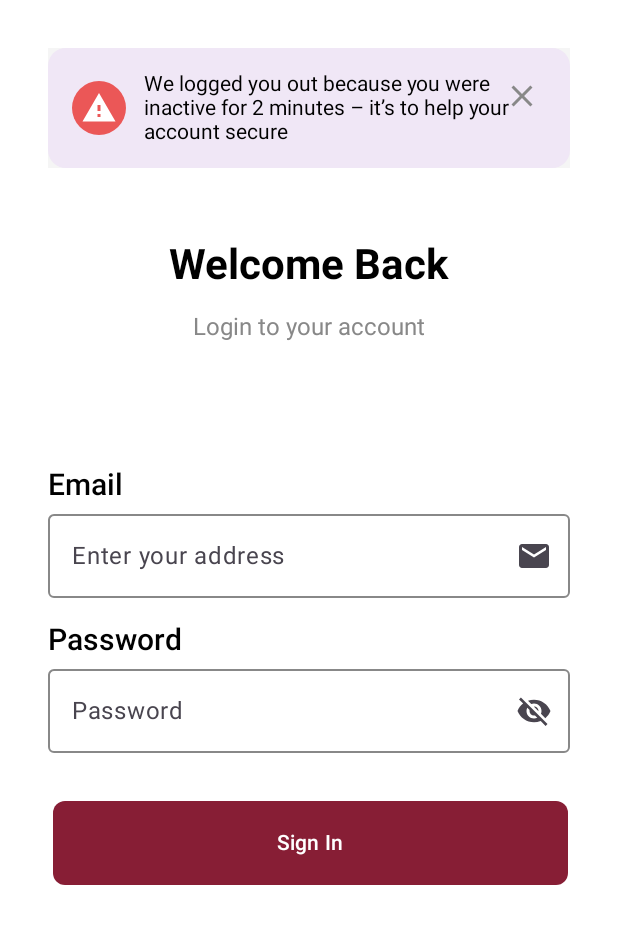
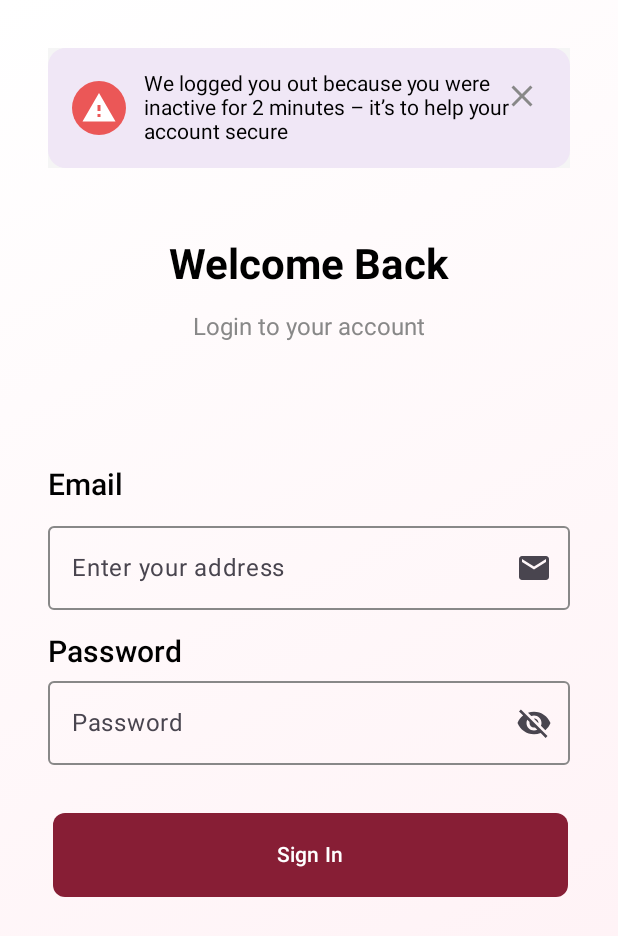
Before and after one commit to KhaledMa7mouad/Spedo-Tranfer-Application, an Android app built with Jetpack Compose: the @Preview function SignInScreenPreview, on a phone screen of 412 x 824 dp. Shown: the top 936 px of the screen. Run offline under Robolectric (Android 15) with nearby library versions, the phone set to English and light mode, and no system bars.

Commit message:
finishing the timeout screen

```diff
--- a/app/src/main/java/com/example/spedotransferapp/AppRoutes.kt
+++ b/app/src/main/java/com/example/spedotransferapp/AppRoutes.kt
@@ -12,6 +12,7 @@ object Routes{
     const val ONBOARDINGONE="onboardingone"
     const val ONBOARDINGTWO="onboardingtwo"
     const val ONBOARDINGTHREE="onboardingthree"
+    const val TIMEOUT = "timeout"
 }
 
 @Composable
@@ -38,6 +39,9 @@ fun AppNavHost(modifier: Modifier = Modifier) {
         composable(route = Routes.ONBOARDINGTHREE){
             OnBoardingScreen3(navController)
         }
+        composable(route = Routes.TIMEOUT){
+            Timeout(navController)
+        }
     }
 
 }
--- a/app/src/main/java/com/example/spedotransferapp/TimeoutScreen.kt
+++ b/app/src/main/java/com/example/spedotransferapp/TimeoutScreen.kt
@@ -35,6 +35,7 @@ import androidx.compose.runtime.setValue
 import androidx.compose.ui.Alignment
 import androidx.compose.ui.Modifier
 import androidx.compose.ui.draw.clip
+import androidx.compose.ui.graphics.Brush
 import androidx.compose.ui.graphics.Color
 import androidx.compose.ui.res.painterResource
 import androidx.compose.ui.text.font.FontWeight
@@ -44,11 +45,16 @@ import androidx.compose.ui.text.input.VisualTransformation
 import androidx.compose.ui.tooling.preview.Preview
 import androidx.compose.ui.unit.dp
 import androidx.compose.ui.unit.sp
+import androidx.navigation.NavController
+import androidx.navigation.NavHostController
+import androidx.navigation.compose.rememberNavController
+import com.example.gittest.ui.theme.DarkWhite
+import com.example.gittest.ui.theme.LightDarkRed
 import com.example.gittest.ui.theme.offred
 
 @OptIn(ExperimentalMaterial3Api::class)
 @Composable
-fun Timeout(modifier: Modifier = Modifier) {
+fun Timeout(navController: NavController, modifier: Modifier = Modifier) {
     var showDialog by remember { mutableStateOf(true) } // Controls dialog visibility
     var text by remember { mutableStateOf("") }
     var password by remember { mutableStateOf("") }
@@ -57,7 +63,9 @@ fun Timeout(modifier: Modifier = Modifier) {
     Column(
         modifier = modifier
             .fillMaxSize()
-            .background(Color.White)
+            .background(
+                Brush.linearGradient(colors = listOf(DarkWhite, LightDarkRed))
+            )
             .padding(16.dp),
         horizontalAlignment = Alignment.CenterHorizontally
     ) {
@@ -87,7 +95,7 @@ fun Timeout(modifier: Modifier = Modifier) {
         Text(
             text = "Email",
             modifier = Modifier
-                .padding(top = 60.dp, start = 16.dp)
+                .padding(top = 60.dp, start = 16.dp , bottom = 8.dp)
                 .align(Alignment.Start),
             fontWeight = FontWeight.SemiBold,
             fontSize = 20.sp
@@ -157,7 +165,7 @@ fun Timeout(modifier: Modifier = Modifier) {
 
 
         Button(
-            onClick = { },
+            onClick = { navController.navigate(Routes.SIGNIN) },
             modifier = Modifier
                 .fillMaxWidth(0.95f)
                 .height(88.dp)
@@ -247,5 +255,5 @@ fun TimeoutDialog(onDismiss: () -> Unit) {
 @Preview
 @Composable
 private fun SignInScreenPreview() {
-    Timeout()
+    Timeout(navController = rememberNavController())
 }
```
